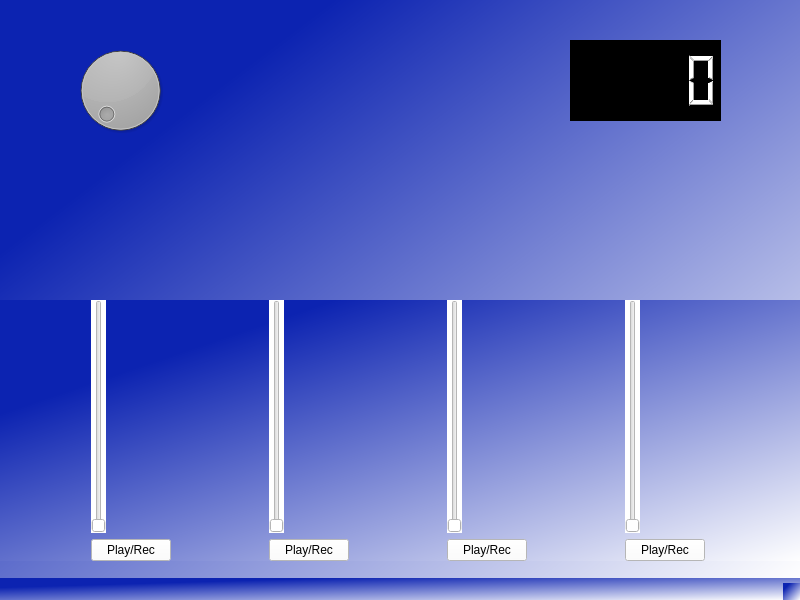
First picture: the form in src/mainwindow.ui, repository IIzw96/audio_station_loop, before the edit.
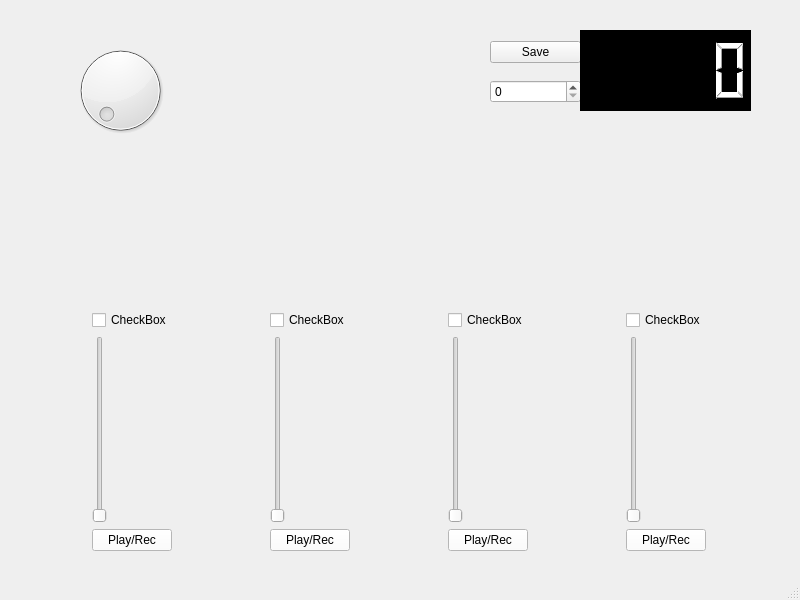
Second picture: the form after the edit.

Commit message: Added the functionality for loading and saving loops to the database from UI

The edit to the form file:
```diff
--- a/src/mainwindow.ui
+++ b/src/mainwindow.ui
@@ -14,7 +14,7 @@
    <string>MainWindow</string>
   </property>
   <property name="styleSheet">
-   <string notr="true">background-color: qlineargradient(spread:pad, x1:0.195, y1:0.232955, x2:1, y2:1, stop:0 rgba(12, 35, 177, 255), stop:1 rgba(255, 255, 255, 255));</string>
+   <string notr="true"/>
   </property>
   <widget class="QWidget" name="centralwidget">
    <widget class="QDial" name="dial">
@@ -27,12 +27,34 @@
      </rect>
     </property>
    </widget>
+   <widget class="QWidget" name="layoutWidget">
+    <property name="geometry">
+     <rect>
+      <x>490</x>
+      <y>30</y>
+      <width>91</width>
+      <height>84</height>
+     </rect>
+    </property>
+    <layout class="QVBoxLayout" name="verticalLayout">
+     <item>
+      <widget class="QPushButton" name="pushButton_5">
+       <property name="text">
+        <string>Save</string>
+       </property>
+      </widget>
+     </item>
+     <item>
+      <widget class="QSpinBox" name="spinBox"/>
+     </item>
+    </layout>
+   </widget>
    <widget class="QLCDNumber" name="lcdNumber">
     <property name="geometry">
      <rect>
-      <x>570</x>
-      <y>40</y>
-      <width>151</width>
+      <x>580</x>
+      <y>30</y>
+      <width>171</width>
       <height>81</height>
      </rect>
     </property>
@@ -41,37 +63,58 @@
 background-color: rgb(0, 0, 0);</string>
     </property>
    </widget>
-   <widget class="QWidget" name="">
+   <widget class="QWidget" name="layoutWidget">
     <property name="geometry">
      <rect>
-      <x>-1</x>
-      <y>300</y>
+      <x>0</x>
+      <y>310</y>
       <width>801</width>
-      <height>261</height>
+      <height>241</height>
      </rect>
     </property>
     <layout class="QGridLayout" name="gridLayout">
-     <item row="0" column="1">
+     <item row="3" column="3">
+      <widget class="QSlider" name="verticalSlider_4">
+       <property name="styleSheet">
+        <string notr="true"/>
+       </property>
+       <property name="orientation">
+        <enum>Qt::Vertical</enum>
+       </property>
+      </widget>
+     </item>
+     <item row="4" column="1">
+      <widget class="QPushButton" name="pushButton_2">
+       <property name="styleSheet">
+        <string notr="true">background-color: rgb(255, 255, 255);</string>
+       </property>
+       <property name="text">
+        <string>Play/Rec</string>
+       </property>
+      </widget>
+     </item>
+     <item row="3" column="1">
       <widget class="QSlider" name="verticalSlider_2">
-       <property name="styleSheet">
-        <string notr="true">background-color: rgb(255, 255, 255);</string>
+       <property name="orientation">
+        <enum>Qt::Vertical</enum>
        </property>
+      </widget>
+     </item>
+     <item row="3" column="0">
+      <widget class="QSlider" name="verticalSlider">
        <property name="orientation">
         <enum>Qt::Vertical</enum>
        </property>
       </widget>
      </item>
-     <item row="0" column="2">
+     <item row="3" column="2">
       <widget class="QSlider" name="verticalSlider_3">
-       <property name="styleSheet">
-        <string notr="true">background-color: rgb(255, 255, 255);</string>
-       </property>
        <property name="orientation">
         <enum>Qt::Vertical</enum>
        </property>
       </widget>
      </item>
-     <item row="1" column="2">
+     <item row="4" column="2">
       <widget class="QPushButton" name="pushButton_3">
        <property name="styleSheet">
         <string notr="true">background-color: rgb(255, 255, 255);</string>
@@ -81,48 +124,7 @@
        </property>
       </widget>
      </item>
-     <item row="1" column="1">
-      <widget class="QPushButton" name="pushButton_2">
-       <property name="styleSheet">
-        <string notr="true">background-color: rgb(255, 255, 255);</string>
-       </property>
-       <property name="text">
-        <string>Play/Rec</string>
-       </property>
-      </widget>
-     </item>
-     <item row="1" column="3">
-      <widget class="QPushButton" name="pushButton_4">
-       <property name="styleSheet">
-        <string notr="true">background-color: rgb(255, 255, 255);</string>
-       </property>
-       <property name="text">
-        <string>Play/Rec</string>
-       </property>
-      </widget>
-     </item>
-     <item row="0" column="0">
-      <widget class="QSlider" name="verticalSlider">
-       <property name="styleSheet">
-        <string notr="true">background-color: rgb(255, 255, 255);
-border-color: rgb(0, 0, 0);</string>
-       </property>
-       <property name="orientation">
-        <enum>Qt::Vertical</enum>
-       </property>
-      </widget>
-     </item>
-     <item row="0" column="3">
-      <widget class="QSlider" name="verticalSlider_4">
-       <property name="styleSheet">
-        <string notr="true">background-color: rgb(255, 255, 255);</string>
-       </property>
-       <property name="orientation">
-        <enum>Qt::Vertical</enum>
-       </property>
-      </widget>
-     </item>
-     <item row="1" column="0">
+     <item row="4" column="0">
       <widget class="QPushButton" name="pushButton">
        <property name="styleSheet">
         <string notr="true">background-color: rgb(255, 255, 255);
@@ -133,6 +135,44 @@
        </property>
       </widget>
      </item>
+     <item row="4" column="3">
+      <widget class="QPushButton" name="pushButton_4">
+       <property name="styleSheet">
+        <string notr="true">background-color: rgb(255, 255, 255);</string>
+       </property>
+       <property name="text">
+        <string>Play/Rec</string>
+       </property>
+      </widget>
+     </item>
+     <item row="2" column="0">
+      <widget class="QCheckBox" name="checkBox">
+       <property name="text">
+        <string>CheckBox</string>
+       </property>
+      </widget>
+     </item>
+     <item row="2" column="1">
+      <widget class="QCheckBox" name="checkBox_2">
+       <property name="text">
+        <string>CheckBox</string>
+       </property>
+      </widget>
+     </item>
+     <item row="2" column="3">
+      <widget class="QCheckBox" name="checkBox_4">
+       <property name="text">
+        <string>CheckBox</string>
+       </property>
+      </widget>
+     </item>
+     <item row="2" column="2">
+      <widget class="QCheckBox" name="checkBox_3">
+       <property name="text">
+        <string>CheckBox</string>
+       </property>
+      </widget>
+     </item>
     </layout>
    </widget>
   </widget>
```
Left out of the diff: 19 changed lines with no effect on the pictures. The commit also changes 7 other files.
